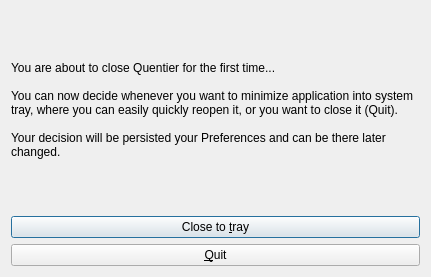
Above: src/dialogs/FirstShutdownDialog.ui from d1vanov/quentier before the change. Below: the same form after it.
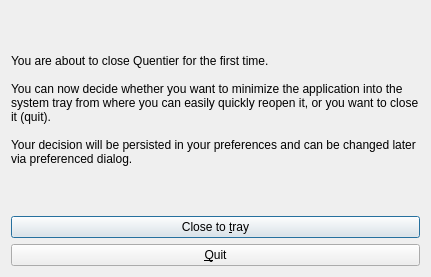
That is the form after the change.

Commit message: Issue #185: some polishes + make all dialogs appear centered relative to the main window on Linux and Windows

Patch:
```diff
--- a/src/dialogs/FirstShutdownDialog.ui
+++ b/src/dialogs/FirstShutdownDialog.ui
@@ -26,7 +26,7 @@
       </size>
      </property>
      <property name="text">
-      <string>&lt;html&gt;&lt;head/&gt;&lt;body&gt;&lt;p align=&quot;left&quot;&gt;You are about to close Quentier for the first time...&lt;br/&gt;&lt;br/&gt;You can now decide whenever you want to minimize application into system tray, where you can easily quickly reopen it, or you want to close it (Quit). &lt;br/&gt;&lt;br/&gt;Your decision will be persisted your Preferences and can be there later changed.&lt;/p&gt;&lt;/body&gt;&lt;/html&gt;</string>
+      <string>&lt;html&gt;&lt;head/&gt;&lt;body&gt;&lt;p align=&quot;left&quot;&gt;You are about to close Quentier for the first time.&lt;br/&gt;&lt;br/&gt;You can now decide whether you want to minimize the application into the system tray from where you can easily quickly reopen it, or you want to close it (quit). &lt;br/&gt;&lt;br/&gt;Your decision will be persisted in your preferences and can be changed later via preferenced dialog.&lt;/p&gt;&lt;/body&gt;&lt;/html&gt;</string>
      </property>
      <property name="wordWrap">
       <bool>true</bool>
```
The commit also changes 4 other files.
